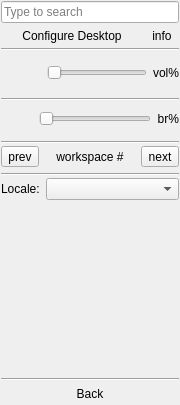
The window that lumina-desktop/panel-plugins/systemstart/StartMenu.ui (lumina-desktop/lumina) describes before a commit, drawn with Qt 5.
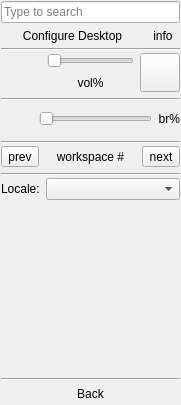
The same window after the commit. The open tabs and pages were chosen to show the change.

Commit message: A few small fixes to lumina-desktop: 1) When loading the "pt" locale code - pass it to QLocale as "pt_PT" so the native language translation some out properly (European portuguese, not brazilian) 2) Add a new button for the audio controls in the start menu for muting/unmuting the audio.

The edit to the form file:
```diff
--- a/lumina-desktop/panel-plugins/systemstart/StartMenu.ui
+++ b/lumina-desktop/panel-plugins/systemstart/StartMenu.ui
@@ -6,7 +6,7 @@
    <rect>
     <x>0</x>
     <y>0</y>
-    <width>180</width>
+    <width>181</width>
     <height>405</height>
    </rect>
   </property>
@@ -553,7 +553,7 @@
           <item>
            <layout class="QHBoxLayout" name="horizontalLayout_5">
             <item>
-             <widget class="QToolButton" name="tool_launch_mixer">
+             <widget class="QToolButton" name="tool_mute_audio">
               <property name="focusPolicy">
                <enum>Qt::NoFocus</enum>
               </property>
@@ -571,6 +571,8 @@
               </property>
              </widget>
             </item>
+            <item>
+             <layout class="QVBoxLayout" name="verticalLayout_11">
             <item>
              <widget class="QSlider" name="slider_volume">
               <property name="focusPolicy">
@@ -590,7 +592,28 @@
                <string notr="true">vol%</string>
               </property>
               <property name="alignment">
-               <set>Qt::AlignRight|Qt::AlignTrailing|Qt::AlignVCenter</set>
+                 <set>Qt::AlignCenter</set>
+                </property>
+               </widget>
+              </item>
+             </layout>
+            </item>
+            <item>
+             <widget class="QToolButton" name="tool_launch_mixer">
+              <property name="focusPolicy">
+               <enum>Qt::NoFocus</enum>
+              </property>
+              <property name="text">
+               <string notr="true"/>
+              </property>
+              <property name="iconSize">
+               <size>
+                <width>32</width>
+                <height>32</height>
+               </size>
+              </property>
+              <property name="autoRaise">
+               <bool>false</bool>
               </property>
              </widget>
             </item>
```
Left out of the diff: 10 changed lines with no effect on the pictures. Lines whose indentation alone changed are shown as unchanged. The commit also changes 3 other files.
